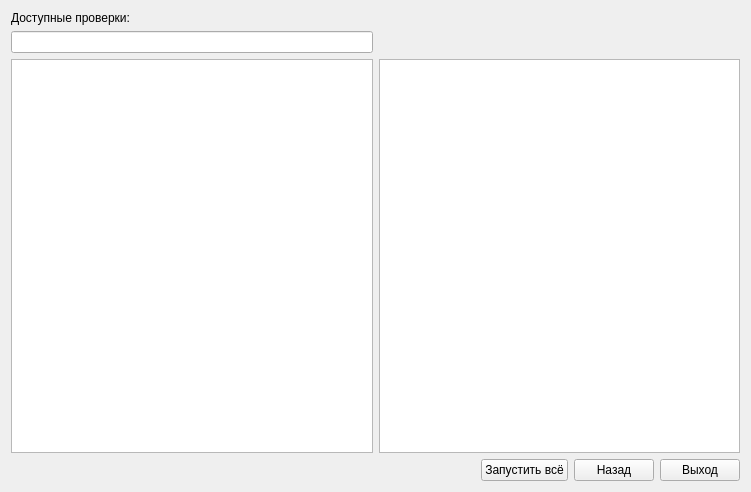
The window that src/app/runtestsdialog.ui (AlexSP0/alt-diagnostic-tool) describes before a commit, drawn with Qt 5.
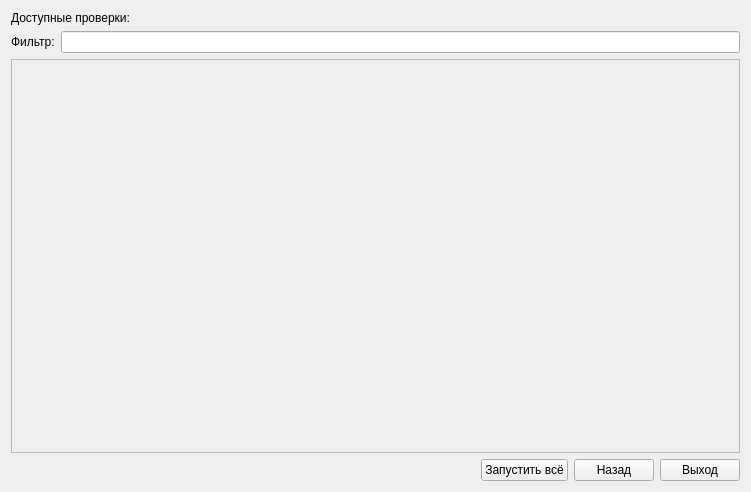
The same window after the commit.

Commit message: chore: add listview in mainwindow and widgets for runtestdialog

The edit to the form file:
```diff
--- a/src/app/runtestsdialog.ui
+++ b/src/app/runtestsdialog.ui
@@ -17,33 +17,182 @@
    <string>Form</string>
   </property>
   <layout class="QGridLayout" name="gridLayout">
-   <item row="2" column="0">
-    <widget class="QTableView" name="check_listTableView">
-     <property name="enabled">
-      <bool>true</bool>
+   <item row="0" column="0" colspan="2">
+    <widget class="QLabel" name="checkLabel">
+     <property name="sizePolicy">
+      <sizepolicy hsizetype="Preferred" vsizetype="Fixed">
+       <horstretch>0</horstretch>
+       <verstretch>0</verstretch>
+      </sizepolicy>
      </property>
+     <property name="text">
+      <string>Доступные проверки:</string>
+     </property>
+    </widget>
+   </item>
+   <item row="1" column="0">
+    <widget class="QLabel" name="label">
+     <property name="text">
+      <string>Фильтр:</string>
+     </property>
+    </widget>
+   </item>
+   <item row="1" column="1">
+    <widget class="QLineEdit" name="checkfilter">
+     <property name="sizePolicy">
+      <sizepolicy hsizetype="MinimumExpanding" vsizetype="Fixed">
+       <horstretch>0</horstretch>
+       <verstretch>0</verstretch>
+      </sizepolicy>
+     </property>
+    </widget>
+   </item>
+   <item row="2" column="0" colspan="2">
+    <widget class="QStackedWidget" name="stackedWidget">
      <property name="sizePolicy">
       <sizepolicy hsizetype="Minimum" vsizetype="MinimumExpanding">
        <horstretch>0</horstretch>
        <verstretch>0</verstretch>
       </sizepolicy>
      </property>
-     <property name="minimumSize">
-      <size>
-       <width>250</width>
-       <height>0</height>
-      </size>
-     </property>
-    </widget>
-   </item>
-   <item row="2" column="1">
-    <widget class="QTreeView" name="check_actionTreeView">
-     <property name="sizePolicy">
-      <sizepolicy hsizetype="Expanding" vsizetype="MinimumExpanding">
-       <horstretch>0</horstretch>
-       <verstretch>0</verstretch>
-      </sizepolicy>
-     </property>
+     <widget class="QWidget" name="commonPage">
+      <property name="sizePolicy">
+       <sizepolicy hsizetype="Expanding" vsizetype="Expanding">
+        <horstretch>0</horstretch>
+        <verstretch>0</verstretch>
+       </sizepolicy>
+      </property>
+      <layout class="QGridLayout" name="gridLayout_2">
+       <property name="leftMargin">
+        <number>0</number>
+       </property>
+       <property name="topMargin">
+        <number>0</number>
+       </property>
+       <property name="rightMargin">
+        <number>0</number>
+       </property>
+       <property name="bottomMargin">
+        <number>0</number>
+       </property>
+       <item row="0" column="0">
+        <widget class="QWidget" name="commonStackedWidget" native="true">
+         <property name="sizePolicy">
+          <sizepolicy hsizetype="Expanding" vsizetype="Expanding">
+           <horstretch>0</horstretch>
+           <verstretch>0</verstretch>
+          </sizepolicy>
+         </property>
+         <layout class="QGridLayout" name="gridLayout_4">
+          <property name="leftMargin">
+           <number>0</number>
+          </property>
+          <property name="topMargin">
+           <number>0</number>
+          </property>
+          <property name="rightMargin">
+           <number>0</number>
+          </property>
+          <property name="bottomMargin">
+           <number>0</number>
+          </property>
+          <item row="0" column="0">
+           <widget class="QScrollArea" name="scrollArea">
+            <property name="widgetResizable">
+             <bool>true</bool>
+            </property>
+            <widget class="QWidget" name="scrollAreaCommonWidgetContents">
+             <property name="geometry">
+              <rect>
+               <x>0</x>
+               <y>0</y>
+               <width>731</width>
+               <height>385</height>
+              </rect>
+             </property>
+             <property name="sizePolicy">
+              <sizepolicy hsizetype="Expanding" vsizetype="Expanding">
+               <horstretch>0</horstretch>
+               <verstretch>0</verstretch>
+              </sizepolicy>
+             </property>
+            </widget>
+           </widget>
+          </item>
+         </layout>
+        </widget>
+       </item>
+      </layout>
+     </widget>
+     <widget class="QWidget" name="detailsPage">
+      <property name="sizePolicy">
+       <sizepolicy hsizetype="Expanding" vsizetype="Expanding">
+        <horstretch>0</horstretch>
+        <verstretch>0</verstretch>
+       </sizepolicy>
+      </property>
+      <layout class="QGridLayout" name="gridLayout_3">
+       <property name="leftMargin">
+        <number>0</number>
+       </property>
+       <property name="topMargin">
+        <number>0</number>
+       </property>
+       <property name="rightMargin">
+        <number>0</number>
+       </property>
+       <property name="bottomMargin">
+        <number>0</number>
+       </property>
+       <item row="0" column="0">
+        <widget class="QWidget" name="detailsStakedWidget" native="true">
+         <property name="sizePolicy">
+          <sizepolicy hsizetype="Expanding" vsizetype="Expanding">
+           <horstretch>0</horstretch>
+           <verstretch>0</verstretch>
+          </sizepolicy>
+         </property>
+         <layout class="QGridLayout" name="gridLayout_5">
+          <property name="leftMargin">
+           <number>0</number>
+          </property>
+          <property name="topMargin">
+           <number>0</number>
+          </property>
+          <property name="rightMargin">
+           <number>0</number>
+          </property>
+          <property name="bottomMargin">
+           <number>0</number>
+          </property>
+          <item row="0" column="0">
+           <widget class="QScrollArea" name="scrollArea_2">
+            <property name="widgetResizable">
+             <bool>true</bool>
+            </property>
+            <widget class="QWidget" name="scrollAreaDetailsWidgetContents">
+             <property name="geometry">
+              <rect>
+               <x>0</x>
+               <y>0</y>
+               <width>731</width>
+               <height>385</height>
+              </rect>
+             </property>
+             <property name="sizePolicy">
+              <sizepolicy hsizetype="Expanding" vsizetype="Expanding">
+               <horstretch>0</horstretch>
+               <verstretch>0</verstretch>
+              </sizepolicy>
+             </property>
+            </widget>
+           </widget>
+          </item>
+         </layout>
+        </widget>
+       </item>
+      </layout>
+     </widget>
     </widget>
    </item>
    <item row="3" column="0" colspan="2">
@@ -84,22 +233,6 @@
      </item>
     </layout>
    </item>
-   <item row="0" column="0">
-    <widget class="QLabel" name="checkLabel">
-     <property name="sizePolicy">
-      <sizepolicy hsizetype="Preferred" vsizetype="Fixed">
-       <horstretch>0</horstretch>
-       <verstretch>0</verstretch>
-      </sizepolicy>
-     </property>
-     <property name="text">
-      <string>Доступные проверки:</string>
-     </property>
-    </widget>
-   </item>
-   <item row="1" column="0">
-    <widget class="QLineEdit" name="checkfilter"/>
-   </item>
   </layout>
  </widget>
  <resources/>
```
The commit also changes 4 other files.
